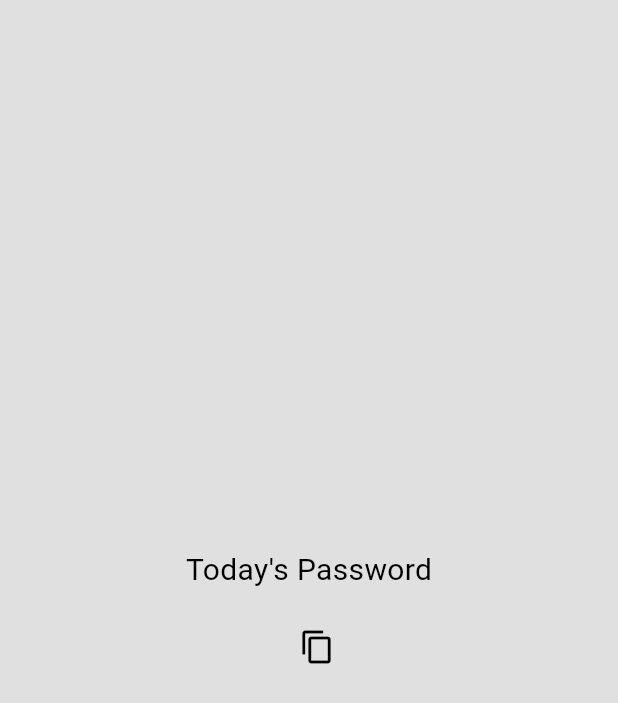
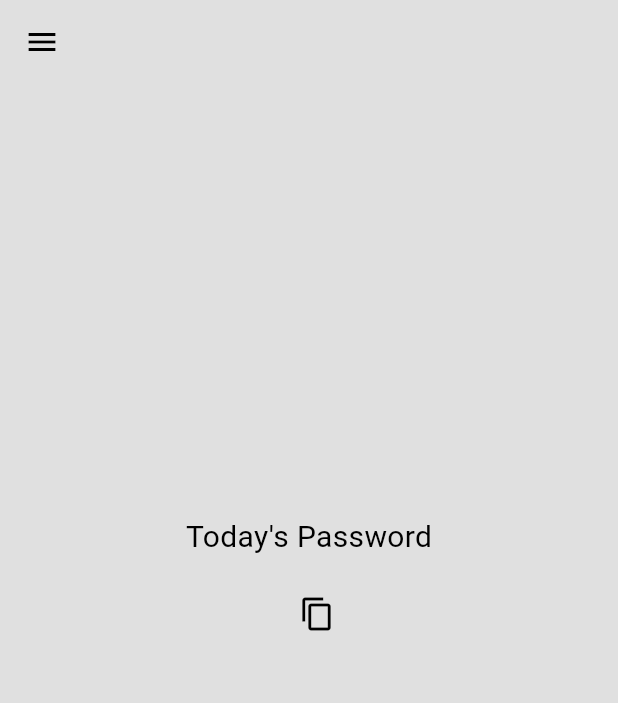
Before and after one commit to kamalkoranga/kaalpass, a Flutter app: the screen it shows after launch, after a tap on "Cancel", on a phone screen of 412 x 824 dp. Shown: the top 703 px of the screen. Run offline on Flutter 3.47's test engine with Material 3 defaults, Android fonts, the phone set to English and light mode, and no system bars; our stand-ins replace shared_preferences; missing offline and left inert: home_widget.

Commit message:
positioned password at center

```diff
--- /dev/null
+++ b/lib/components/my_drawer.dart
@@ -0,0 +1,60 @@
+import 'package:flutter/cupertino.dart';
+import 'package:flutter/material.dart';
+import 'package:kaal_pass/themes/theme_provider.dart';
+import 'package:provider/provider.dart';
+
+class MyDrawer extends StatelessWidget {
+  const MyDrawer(this._promptForSecret, {super.key});
+
+  final VoidCallback _promptForSecret;
+
+  @override
+  Widget build(BuildContext context) {
+    return Drawer(
+      backgroundColor: Theme.of(context).colorScheme.surface,
+      child: Column(
+        mainAxisAlignment: MainAxisAlignment.center,
+        children: [
+          Row(
+            mainAxisAlignment: MainAxisAlignment.center,
+            children: [
+              Text(
+                'Dark Mode: ',
+                style: TextStyle(
+                  color: Theme.of(context).colorScheme.inversePrimary,
+                  fontSize: 16,
+                ),
+              ),
+              SizedBox(width: 16),
+              CupertinoSwitch(
+                value: Provider.of<ThemeProvider>(context).isDarkMode,
+                onChanged: (value) => Provider.of<ThemeProvider>(
+                  context,
+                  listen: false,
+                ).toggleTheme(),
+              ),
+            ],
+          ),
+          SizedBox(height: 20),
+          GestureDetector(
+            onTap: _promptForSecret,
+            child: Container(
+              padding: const EdgeInsets.symmetric(horizontal: 16, vertical: 10),
+              decoration: BoxDecoration(
+                color: Theme.of(context).colorScheme.tertiary,
+                borderRadius: BorderRadius.circular(6.0),
+              ),
+              child: Text(
+                'Change Secret Key',
+                style: TextStyle(
+                  color: Theme.of(context).colorScheme.inversePrimary,
+                  fontSize: 16,
+                ),
+              ),
+            ),
+          ),
+        ],
+      ),
+    );
+  }
+}
--- a/lib/pages/home_page.dart
+++ b/lib/pages/home_page.dart
@@ -1,12 +1,10 @@
 import 'dart:async';
 import 'dart:convert';
 import 'package:crypto/crypto.dart';
-import 'package:flutter/cupertino.dart';
 import 'package:flutter/material.dart';
 import 'package:flutter/services.dart';
 import 'package:home_widget/home_widget.dart';
-import 'package:kaal_pass/themes/theme_provider.dart';
-import 'package:provider/provider.dart';
+import 'package:kaal_pass/components/my_drawer.dart';
 import 'package:shared_preferences/shared_preferences.dart';
 
 class HomePage extends StatefulWidget {
@@ -152,51 +150,11 @@ class _HomePageState extends State<HomePage> {
   @override
   Widget build(BuildContext context) {
     return Scaffold(
-      drawer: Drawer(
-        backgroundColor: Theme.of(context).colorScheme.surface,
-        child: Column(
-          mainAxisAlignment: MainAxisAlignment.center,
-          children: [
-            Row(
-              mainAxisAlignment: MainAxisAlignment.center,
-              children: [
-                Text(
-                  'Dark Mode: ',
-                  style: TextStyle(
-                    color: Theme.of(context).colorScheme.inversePrimary,
-                    fontSize: 16,
-                  ),
-                ),
-                SizedBox(width: 16,),
-                CupertinoSwitch(
-                  value: Provider.of<ThemeProvider>(context).isDarkMode,
-                  onChanged: (value) => Provider.of<ThemeProvider>(context, listen: false).toggleTheme()
-                ),
-              ],
-            ),
-            SizedBox(height: 20,),
-            GestureDetector(
-              onTap: _promptForSecret,
-              child: Container(
-                padding: const EdgeInsets.symmetric(horizontal: 16, vertical: 10),
-                decoration: BoxDecoration(
-                  color: Theme.of(context).colorScheme.tertiary,
-                  borderRadius: BorderRadius.circular(6.0),
-                ),
-                child: Text(
-                  'Change Secret Key',
-                  style: TextStyle(
-                    color: Theme.of(context).colorScheme.inversePrimary,
-                    fontSize: 16
-                  )
-                )
-              ),
-            ),
-          ]
-        ),
+      appBar: AppBar(
+        elevation: 0,
       ),
-      body: Center(
-        child: Column(
+      drawer: MyDrawer(_promptForSecret),
+      body: Column(
           mainAxisAlignment: MainAxisAlignment.center,
           children: <Widget>[
             Text(
@@ -231,10 +189,10 @@ class _HomePageState extends State<HomePage> {
                  },
                 )
               ],
-            )
+            ),
+            SizedBox(height: 100,),
           ],
         ),
-      ),
-    );
+      );
   }
 }
```
